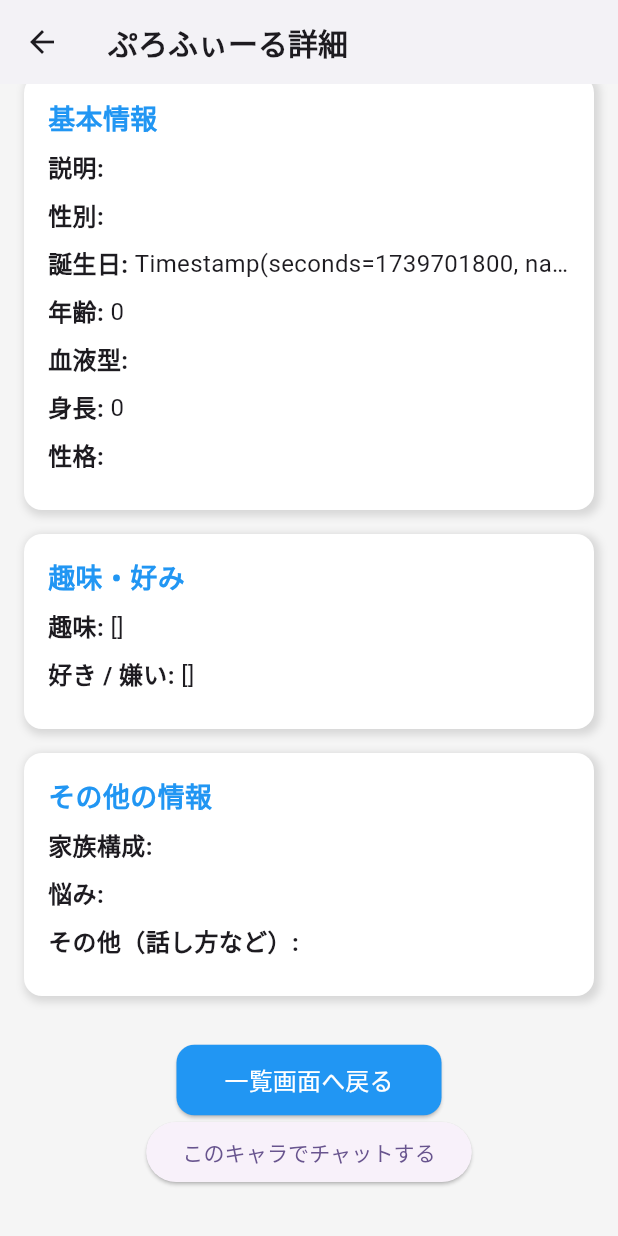
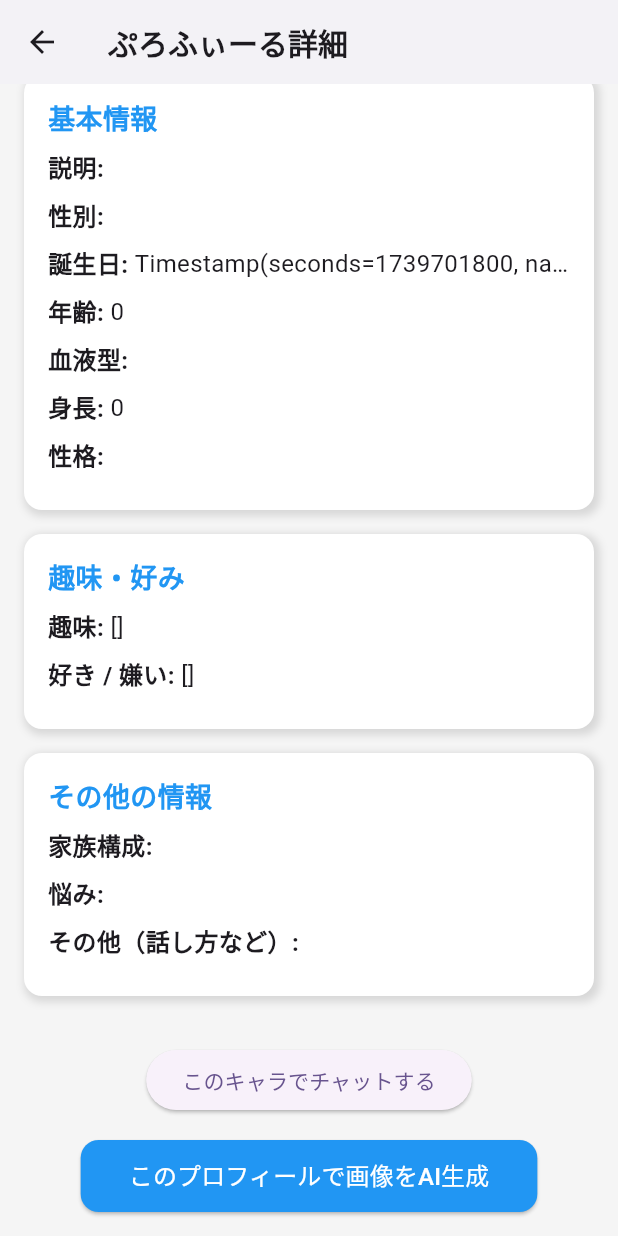
Before and after one commit to jyogi-web/geek2024_vol.22_1, a Flutter app: the ProfileDetailScreen screen opened directly with empty values, scrolled down 247 dp, on a phone screen of 412 x 824 dp. Run offline on Flutter 3.47's test engine with Material 3 defaults, Android fonts, the phone set to English and light mode, and no system bars; our stand-ins replace cloud_firestore, file_picker, firebase_auth, firebase_core, firebase_storage, flutter_chat_types and 4 more; accounts and stored records are empty; network calls fail.

Commit message:
add 画像生成ページへ

```diff
--- a/lib/ui/home/ProfileDetailScreen.dart
+++ b/lib/ui/home/ProfileDetailScreen.dart
@@ -1,6 +1,7 @@
 import 'package:flutter/material.dart';
 import 'package:cloud_firestore/cloud_firestore.dart';
 import 'package:aicharamaker/ui/chat/view/chat_page.dart';
+import 'package:aicharamaker/ui/image_create/image_generator_page.dart';
 
 class ProfileDetailScreen extends StatefulWidget {
   final String documentId;
@@ -96,7 +97,43 @@ class _ProfileDetailScreenState extends State<ProfileDetailScreen> {
 
                   SizedBox(height: 16),
 
+                  ElevatedButton(
+                    onPressed: () {
+                      Navigator.push(
+                        context,
+                        MaterialPageRoute(
+                          builder: (context) => ChatPage(profile: profile),
+                        ),
+                      );
+                    },
+                    child: Text("このキャラでチャットする"),
+                  ),
+                  SizedBox(height: 16),
+                  ElevatedButton(
+                    onPressed: () {
+                      // タップ時に選択したプロフィール情報をもとに画像生成画面へ遷移
+                      Navigator.push(
+                        context,
+                        MaterialPageRoute(
+                          builder: (context) => ImageGeneratorPage(
+                            profile: profile,
+                            doc_id: widget.documentId,
+                          ),
+                        ),
+                      );
+                    },
+                    style: ElevatedButton.styleFrom(
+                      backgroundColor: Colors.blue,
+                      shape: RoundedRectangleBorder(
+                          borderRadius: BorderRadius.circular(12)),
+                      padding:
+                          EdgeInsets.symmetric(horizontal: 32, vertical: 12),
+                    ),
+                    child: Text("このプロフィールで画像をAI生成",
+                        style: TextStyle(fontSize: 16, color: Colors.white)),
+                  ),
                   // 一覧画面に戻るボタン
+                  SizedBox(height: 16),
                   ElevatedButton(
                     onPressed: () {
                       Navigator.pop(context);
@@ -111,18 +148,7 @@ class _ProfileDetailScreenState extends State<ProfileDetailScreen> {
                     child: Text("一覧画面へ戻る",
                         style: TextStyle(fontSize: 16, color: Colors.white)),
                   ),
-                  ElevatedButton(
-                    onPressed: () {
-                      Navigator.push(
-                        context,
-                        MaterialPageRoute(
-                          builder: (context) => ChatPage(profile: profile),
-                        ),
-                      );
-                    },
-                    child: Text("このキャラでチャットする"),
-                  ),
-                  SizedBox(height: 16),
+                  // 一覧画面に戻るボタン
                 ],
               ),
             ),
```
